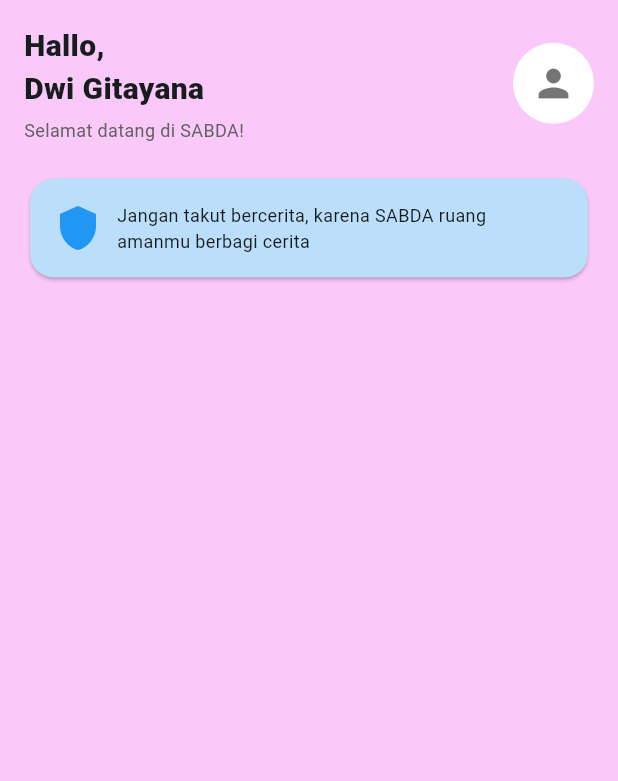
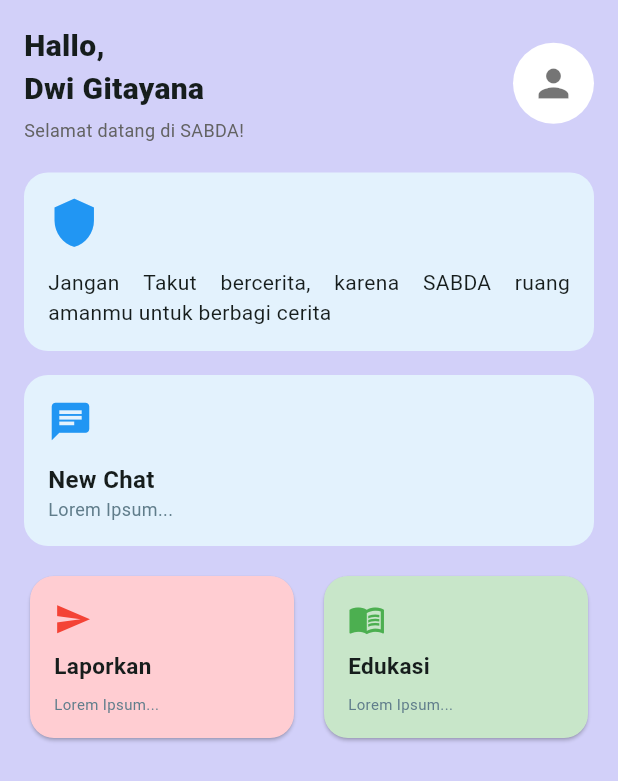
Before and after one commit to TheryanMakingfun/flutter_project, a Flutter app: the screen it shows after launch, on a phone screen of 412 x 824 dp. Shown: the top 781 px of the screen. Run offline on Flutter 3.47's test engine with Material 3 defaults, Android fonts, the phone set to English and light mode, and no system bars.

Commit message:
menambahkan new chat, laporkan dan edukasi

```diff
--- a/lib/views/dashboard.dart
+++ b/lib/views/dashboard.dart
@@ -6,7 +6,7 @@ class Dashboard extends StatelessWidget {
   @override
   Widget build(BuildContext context) {
     return Scaffold(
-     backgroundColor: const Color.fromARGB(255, 250, 201, 250),
+     backgroundColor: const Color.fromARGB(255, 210, 208, 249),
      body: SafeArea(
       child: SingleChildScrollView(
         padding: const EdgeInsets.all(16),
@@ -38,23 +38,100 @@ class Dashboard extends StatelessWidget {
             ),
             const SizedBox(height: 20),
 
-            //Card ke1
-            Card(
-              color: Colors.blue.shade100,
-              elevation: 1,
-              shape: RoundedRectangleBorder(
-                borderRadius: BorderRadius.circular(16),),
-              child: const Padding(padding: EdgeInsets.all(16),
-              child: Row(
+            //card ke1-INFO
+              Container(
+                width: double.infinity,
+                decoration: BoxDecoration(
+                  color: Colors.blue.shade50,
+                  borderRadius: BorderRadius.circular(16),
+                ),
+                padding: const EdgeInsets.all(16),
+                child: const Column(
+                  crossAxisAlignment: CrossAxisAlignment.start,
+                  children: [
+                    Icon(Icons.shield, size: 35, color: Colors.blue),
+                    SizedBox(height: 12),
+                    Text(
+                      "Jangan Takut bercerita, karena SABDA ruang amanmu untuk berbagi cerita",
+                      style: TextStyle(fontSize: 14),
+                      textAlign: TextAlign.justify,
+                    ),
+                  ],
+                ),
+              ),
+
+              const SizedBox(height: 16),
+
+              //  New Chat
+              Container(
+                width: double.infinity,
+                decoration: BoxDecoration(
+                  color: Colors.blue.shade50,
+                  borderRadius: BorderRadius.circular(16),
+                ),
+                padding: const EdgeInsets.all(16),
+                child: const Column(
+                  crossAxisAlignment: CrossAxisAlignment.start,
+                  children: [
+                    Icon(Icons.chat, size: 30, color: Colors.blue),
+                    SizedBox(height: 12),
+                    Text(
+                      "New Chat",
+                      style: TextStyle(fontSize: 16, fontWeight: FontWeight.bold),
+                    ),
+                    Text("Lorem Ipsum...", style: TextStyle(fontSize: 12, color: Colors.blueGrey),)
+                  ],
+                ),
+              ),
+
+              const SizedBox(height: 16),
+
+              //row laporkan dan edukasi
+              Row(
                 children: [
-                  Icon(Icons.shield, size: 32, color: Colors.blue,),
-                  SizedBox(width: 10,),
-                  Expanded(child: Text("Jangan takut bercerita, karena SABDA ruang amanmu berbagi cerita", style: TextStyle(fontSize: 12),))
+                  Expanded(child: Card(
+                    color: Colors.red.shade100,
+                    shape: RoundedRectangleBorder(
+                      borderRadius: BorderRadius.circular(16)),
+                    child: const Padding(padding: EdgeInsets.all(16),
+                    child: Column(
+                      crossAxisAlignment: CrossAxisAlignment.start,
+                      children: [
+                        Icon(Icons.send, size: 25, color: Colors.red),
+                        SizedBox(height: 8),
+                        Text("Laporkan", textAlign: TextAlign.start ,style: TextStyle(fontSize: 15, fontWeight: FontWeight.bold),),
+                        SizedBox(height: 8),
+                        Text("Lorem Ipsum...", textAlign: TextAlign.start ,style: TextStyle(fontSize: 10, color: Colors.blueGrey),)
+                      ],
+                    )),
+                  ),),
+
+                  const SizedBox(width: 12),
+                  Expanded(
+                    child: Card(
+                      color: Colors.green.shade100,
+                      shape: RoundedRectangleBorder(
+                        borderRadius: BorderRadius.circular(16),
+                      ),
+                      child: const Padding(
+                        padding: EdgeInsets.all(16),
+                        child: Column(
+                          crossAxisAlignment: CrossAxisAlignment.start,
+                          children: [
+                            Icon(Icons.menu_book, size: 25, color: Colors.green),
+                            SizedBox(height: 8),
+                            Text("Edukasi", textAlign: TextAlign.start, style: TextStyle(fontSize: 15,fontWeight: FontWeight.bold),),
+                            SizedBox(height: 8),
+                        Text("Lorem Ipsum...", textAlign: TextAlign.start ,style: TextStyle(fontSize: 10, color: Colors.blueGrey),)
+                          ],
+                        ),
+                      ),
+                    ),
+                  ),
                 ],
-              ),),
-            ),
+              ),
 
-            const SizedBox(height: 16,),
+
           ],
         ),
       )),
```
